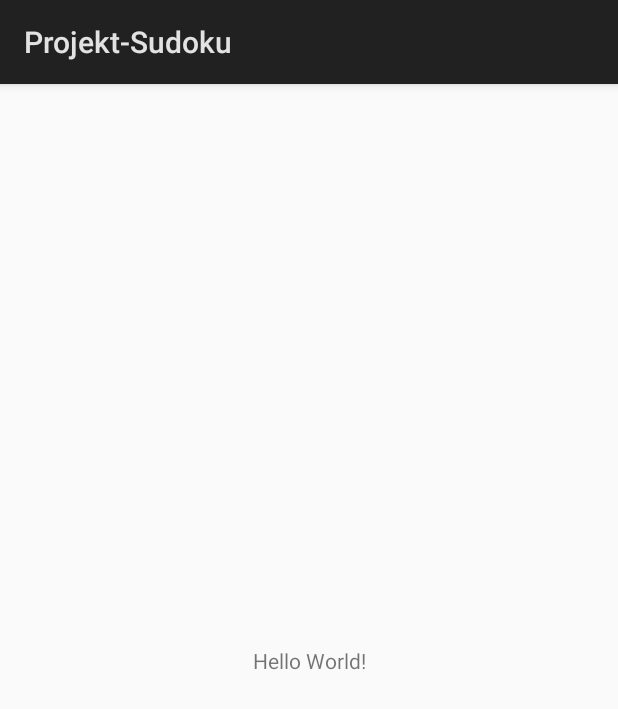
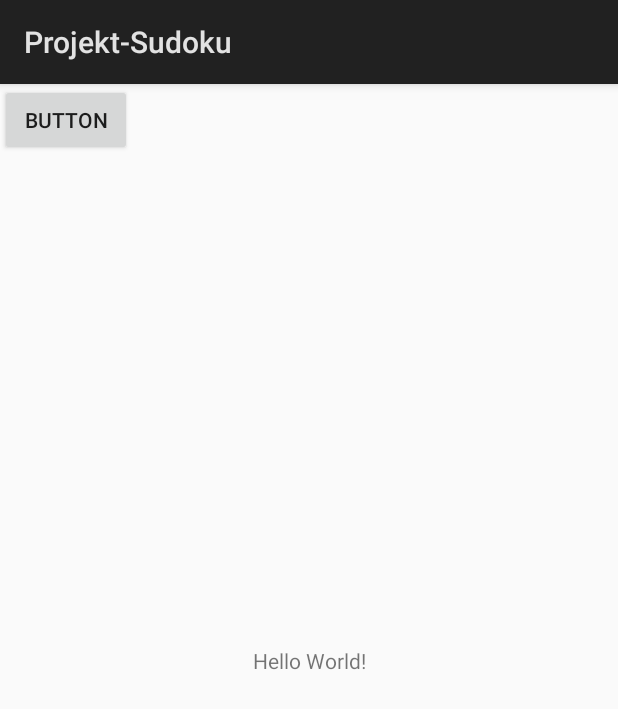
Before and after one commit to SniferBlack/TAMZ2, an Android app: the screen it shows after launch (MainActivity), on a phone screen of 412 x 824 dp. Shown: the top 709 px of the screen. Run offline under Robolectric (Android 15) with nearby library versions, the phone set to English and light mode, and no system bars.

Commit message:
Add buttom

```diff
--- a/app/src/main/res/layout/activity_main.xml
+++ b/app/src/main/res/layout/activity_main.xml
@@ -15,4 +15,12 @@
         app:layout_constraintRight_toRightOf="parent"
         app:layout_constraintTop_toTopOf="parent" />
 
+    <Button
+        android:id="@+id/button"
+        android:layout_width="wrap_content"
+        android:layout_height="wrap_content"
+        android:text="Button"
+        tools:layout_editor_absoluteX="173dp"
+        tools:layout_editor_absoluteY="146dp" />
+
 </android.support.constraint.ConstraintLayout>
```
